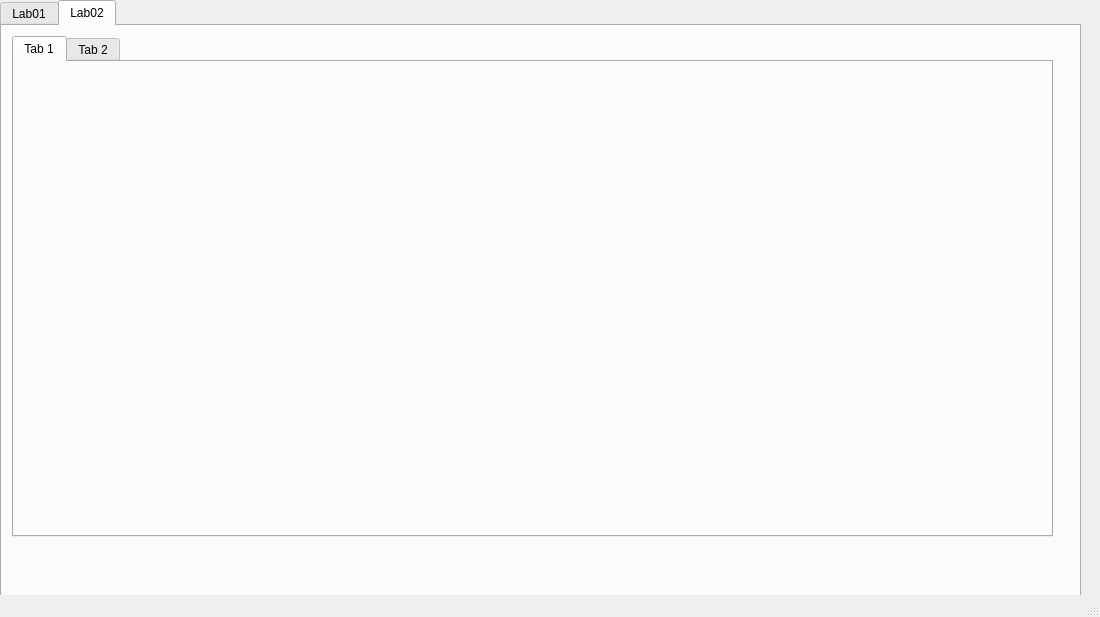
Before: the Qt Designer form imgp/secondwindow.ui in dangost/image-processing, drawn with Qt 5.
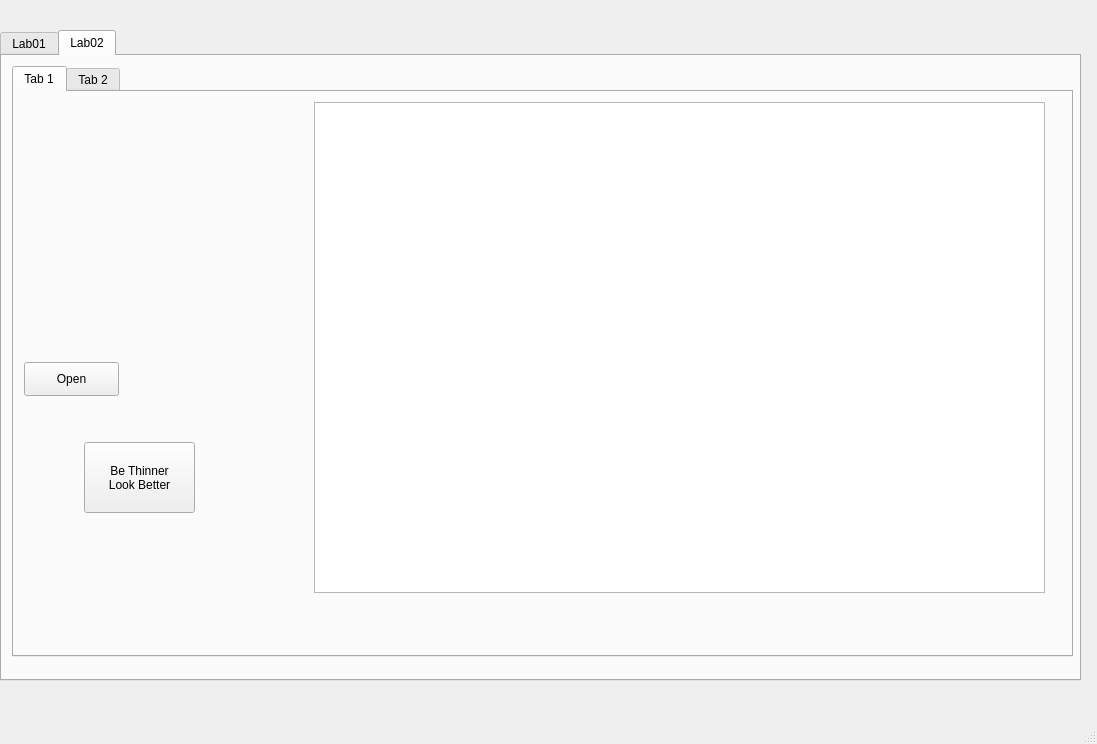
After: the same form once the commit is applied. The open tabs and pages were chosen to show the change.

Diff of the .ui file:
```diff
--- a/imgp/secondwindow.ui
+++ b/imgp/secondwindow.ui
@@ -9,8 +9,8 @@
    <rect>
     <x>0</x>
     <y>0</y>
-    <width>1100</width>
-    <height>617</height>
+    <width>1097</width>
+    <height>744</height>
    </rect>
   </property>
   <property name="windowTitle">
@@ -21,7 +21,7 @@
     <property name="geometry">
      <rect>
       <x>0</x>
-      <y>0</y>
+      <y>30</y>
       <width>1081</width>
       <height>651</height>
      </rect>
@@ -781,8 +781,8 @@
        <rect>
         <x>10</x>
         <y>10</y>
-        <width>1041</width>
-        <height>501</height>
+        <width>1061</width>
+        <height>591</height>
        </rect>
       </property>
       <property name="currentIndex">
@@ -792,6 +792,68 @@
        <attribute name="title">
         <string>Tab 1</string>
        </attribute>
+       <widget class="QLabel" name="image2label_2">
+        <property name="geometry">
+         <rect>
+          <x>40</x>
+          <y>50</y>
+          <width>50</width>
+          <height>50</height>
+         </rect>
+        </property>
+        <property name="minimumSize">
+         <size>
+          <width>50</width>
+          <height>50</height>
+         </size>
+        </property>
+        <property name="maximumSize">
+         <size>
+          <width>50</width>
+          <height>50</height>
+         </size>
+        </property>
+        <property name="text">
+         <string/>
+        </property>
+       </widget>
+       <widget class="QPushButton" name="image2open">
+        <property name="geometry">
+         <rect>
+          <x>10</x>
+          <y>270</y>
+          <width>95</width>
+          <height>34</height>
+         </rect>
+        </property>
+        <property name="text">
+         <string>Open</string>
+        </property>
+       </widget>
+       <widget class="QTableWidget" name="thinnerTable">
+        <property name="geometry">
+         <rect>
+          <x>300</x>
+          <y>10</y>
+          <width>731</width>
+          <height>491</height>
+         </rect>
+        </property>
+       </widget>
+       <widget class="QPushButton" name="thinButton">
+        <property name="geometry">
+         <rect>
+          <x>70</x>
+          <y>350</y>
+          <width>111</width>
+          <height>71</height>
+         </rect>
+        </property>
+        <property name="text">
+         <string>Be Thinner
+Look Better</string>
+        </property>
+       </widget>
       </widget>
       <widget class="QWidget" name="tab_6">
        <attribute name="title">
```
Left out of the diff: 6 changed lines with no effect on the pictures.
